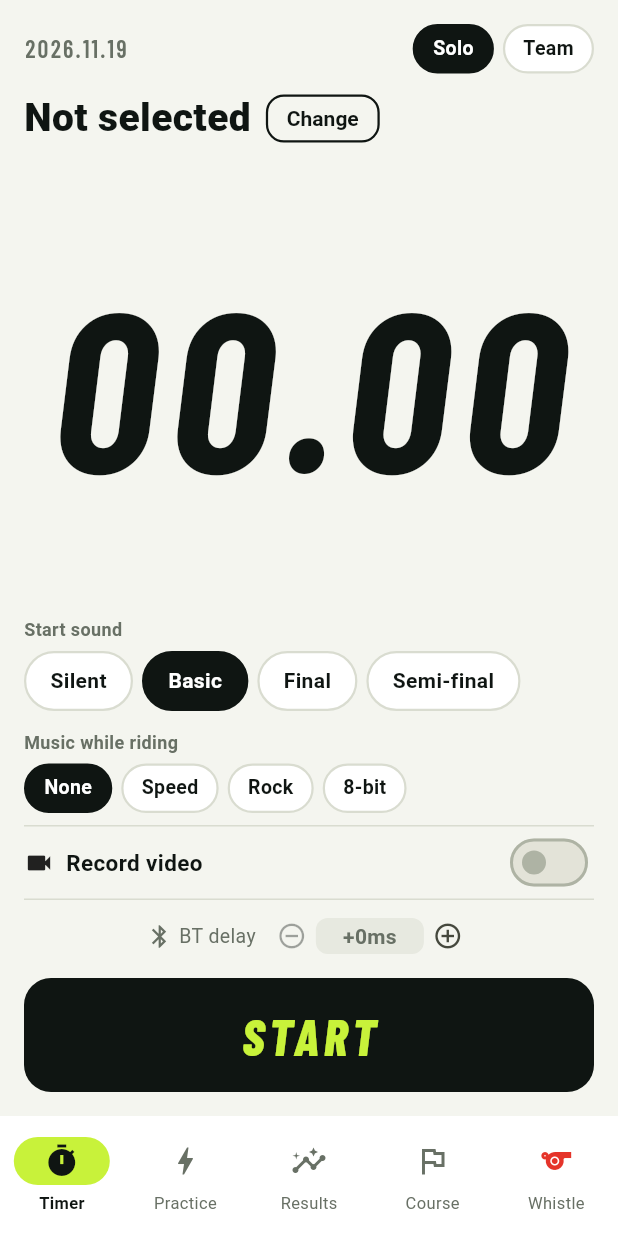
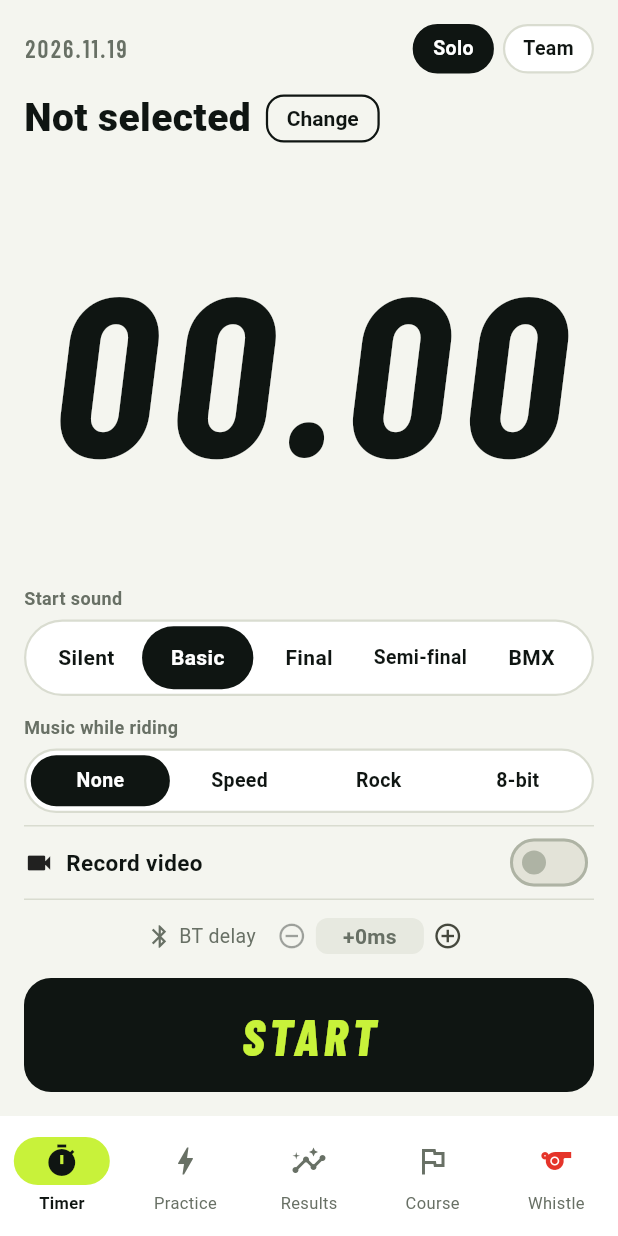
Before and after one commit to lfb15345-del/runbike-timer, a Flutter app: the screen it shows after launch, on a phone screen of 412 x 824 dp. Run offline on Flutter 3.47's test engine with Material 3 defaults, Android fonts, the phone set to English and light mode, and no system bars; our stand-ins replace audioplayers, camera, in_app_review, shared_preferences, sqflite, wakelock_plus; missing offline and left inert: dart:html, dart:js_interop, gal; accounts and stored records are empty; statements that could not run were skipped.

Commit message:
BMX式ランダムスタート音を追加・選択ボタンを1行に（v1.2.1）
- スタート音に「BMX」を追加（UCIルールの 632Hz ピッ×3 → ピーー、待ち時間ランダム、ゲートが倒れる音つき）
- BMXのときはGOまでの進み具合バーを出さない（いつ鳴るか分からない練習のため）
- スタート音・BGM・路面・天気の選択ボタンを、折り返さない1行の切り替えボタンに変更

Co-Authored-By: Claude Opus 5.5 <noreply@anthropic.com>
Claude-Session: https://claude.ai/code/session_01KvEyQmseUmJevhJUopBfKx

```diff
--- a/lib/constants/sound_config.dart
+++ b/lib/constants/sound_config.dart
@@ -1,3 +1,5 @@
+import 'dart:math';
+
 /// スタート音の定義（1音 = ファイル + オフセット + 表示名）
 /// これまで計測画面と練習画面に別々に書かれていた定義をここに一元化
 class StartSound {
@@ -44,8 +46,42 @@ class SoundConfig {
     offsetMs: 20050,
   );
 
+  /// BMX式ランダムスタート（UCIルールのゲート合図: ピッ・ピッ・ピッ・ピーー）
+  /// 画面では1つのボタン。実際に鳴らす音は、待ち時間の違う6種類から毎回ランダムに選ぶ
+  /// （ここの assetPath / offsetMs は代表値。鳴らすときは forPlay() で選び直す）
+  static const bmx = StartSound(
+    key: 'bmx',
+    label: 'BMX',
+    assetPath: 'sounds/bmx_1.wav',
+    offsetMs: 1960,
+  );
+
+  /// BMXの音の種類（ファイル名と、再生開始から「ピーー」が鳴り始めるまでの時間）
+  /// 待ち時間: 1.5秒 + ランダム0.1〜2.7秒（UCIルール）→ ピッ(0) ピッ(120) ピッ(240) ピーー(360ms〜2.25秒)
+  static const bmxVariants = [
+    StartSound(key: 'bmx', label: 'BMX', assetPath: 'sounds/bmx_1.wav', offsetMs: 1960),
+    StartSound(key: 'bmx', label: 'BMX', assetPath: 'sounds/bmx_2.wav', offsetMs: 2460),
+    StartSound(key: 'bmx', label: 'BMX', assetPath: 'sounds/bmx_3.wav', offsetMs: 2960),
+    StartSound(key: 'bmx', label: 'BMX', assetPath: 'sounds/bmx_4.wav', offsetMs: 3460),
+    StartSound(key: 'bmx', label: 'BMX', assetPath: 'sounds/bmx_5.wav', offsetMs: 4060),
+    StartSound(key: 'bmx', label: 'BMX', assetPath: 'sounds/bmx_6.wav', offsetMs: 4560),
+  ];
+
+  static final Random _random = Random();
+
+  /// 実際に鳴らす音を決める（BMXのときだけ、毎回ランダムに1つ選ぶ）
+  static StartSound forPlay(StartSound sound) => sound.key == bmx.key
+      ? bmxVariants[_random.nextInt(bmxVariants.length)]
+      : sound;
+
   /// 画面に並べる順
-  static const all = [silent, basic, finalRace, semiFinal];
+  static const all = [silent, basic, finalRace, semiFinal, bmx];
+
+  /// 先読みしておく音（BMXの全種類を含む）
+  static List<StartSound> get allFiles => [
+        ...all.where((s) => s.key != bmx.key),
+        ...bmxVariants,
+      ];
 
   /// key から StartSound を引く（見つからなければ基本音）
   static StartSound byKey(String key) =>
--- a/lib/screens/measure_screen.dart
+++ b/lib/screens/measure_screen.dart
@@ -356,8 +356,10 @@ class _MeasureScreenState extends State<MeasureScreen>
     }
     final generation = ++_startGeneration;
 
+    // 実際に鳴らす音（BMXは毎回ランダムに待ち時間の違う音を選ぶ）
+    final sound = SoundConfig.forPlay(_selectedSound);
     // スタート音のオフセット + Bluetooth補正
-    final offset = _selectedSound.offsetMs + AppSettings.bluetoothOffsetMs;
+    final offset = sound.offsetMs + AppSettings.bluetoothOffsetMs;
 
     setState(() {
       _state = TimerState.countdown;
@@ -378,7 +380,7 @@ class _MeasureScreenState extends State<MeasureScreen>
 
     final DateTime measureStart;
 
-    if (_selectedSound.assetPath != null) {
+    if (sound.assetPath != null) {
       // READYの進み具合バーを、GO!までの時間ぴったりで動かす
       _countdownStartTime = DateTime.now();
       _countdownTotalMs = offset;
@@ -386,7 +388,7 @@ class _MeasureScreenState extends State<MeasureScreen>
       _readyController.forward(from: 0);
 
       final playStartTime = DateTime.now();
-      SoundService.playStartSound(_selectedSound);
+      SoundService.playStartSound(sound);
       measureStart = playStartTime.add(Duration(milliseconds: offset));
 
       final waitMs = measureStart.difference(DateTime.now()).inMilliseconds;
@@ -890,33 +892,28 @@ class _MeasureScreenState extends State<MeasureScreen>
         // --- スタート音 ---
         _sectionLabel(l.startSound),
         const SizedBox(height: 6),
-        Wrap(
-          spacing: 6,
-          runSpacing: 6,
-          children: SoundConfig.all.map((sound) {
-            return SelectPill(
-              label: Labels.startSound(l, sound.key),
-              selected: _selectedSound.key == sound.key,
-              onTap: () => setState(() => _selectedSound = sound),
-            );
-          }).toList(),
+        SegmentedPills(
+          options: SoundConfig.all
+              .map((sound) =>
+                  SegmentOption(sound.key, Labels.startSound(l, sound.key)))
+              .toList(),
+          selectedKey: _selectedSound.key,
+          onChanged: (key) =>
+              setState(() => _selectedSound = SoundConfig.byKey(key)),
         ),
         const SizedBox(height: 12),
 
         // --- 計測中BGM（走行の疾走感演出） ---
         _sectionLabel(l.runBgm),
         const SizedBox(height: 6),
-        Wrap(
-          spacing: 6,
-          runSpacing: 6,
-          children: MeasureBgmConfig.all.map((bgm) {
-            return SelectPill(
-              label: Labels.measureBgm(l, bgm.key),
-              compact: true,
-              selected: _selectedBgm.key == bgm.key,
-              onTap: () => setState(() => _selectedBgm = bgm),
-            );
-          }).toList(),
+        SegmentedPills(
+          compact: true,
+          options: MeasureBgmConfig.all
+              .map((bgm) => SegmentOption(bgm.key, Labels.measureBgm(l, bgm.key)))
+              .toList(),
+          selectedKey: _selectedBgm.key,
+          onChanged: (key) => setState(() => _selectedBgm =
+              MeasureBgmConfig.all.firstWhere((b) => b.key == key)),
         ),
         const SizedBox(height: 8),
         const Divider(height: 1),
@@ -1033,7 +1030,11 @@ class _MeasureScreenState extends State<MeasureScreen>
           ),
 
         // --- カウントダウン中: GO!までの進み具合バー + 中止 ---
+        // （BMXはいつ鳴るか分からないのが練習なので、進み具合バーは出さない）
         if (_state == TimerState.countdown) ...[
+          if (_selectedSound.key == SoundConfig.bmx.key)
+            const SizedBox(height: 8)
+          else
           AnimatedBuilder(
             animation: _readyController,
             builder: (context, _) => ClipRRect(
--- a/lib/services/sound_service.dart
+++ b/lib/services/sound_service.dart
@@ -25,12 +25,12 @@ class SoundService {
   /// 全スタート音をプリロード（アプリ起動時・画面表示時に呼ぶ）
   static Future<void> preloadStartSounds() async {
     if (kIsWeb) {
-      for (final sound in SoundConfig.all) {
+      for (final sound in SoundConfig.allFiles) {
         final filename = sound.webFilename;
         if (filename != null) WebAudioService.preloadSound(filename);
       }
     } else {
-      for (final sound in SoundConfig.all) {
+      for (final sound in SoundConfig.allFiles) {
         final path = sound.assetPath;
         if (path != null) {
           try {
--- a/lib/widgets/select_pill.dart
+++ b/lib/widgets/select_pill.dart
@@ -71,3 +71,96 @@ class SelectPill extends StatelessWidget {
     );
   }
 }
+
+/// 1行の切り替えボタンの選択肢（key = 保存用の値、label = 画面に出す文字）
+class SegmentOption {
+  final String key;
+  final String label;
+  final IconData? icon;
+  const SegmentOption(this.key, this.label, {this.icon});
+}
+
+/// 選択肢を「1行」に等分して並べる切り替えボタン（折り返さない）。
+/// 文字が長い言語（タイ語など）でも、自動で少し小さくして必ず1行に収める。
+class SegmentedPills extends StatelessWidget {
+  final List<SegmentOption> options;
+  final String selectedKey;
+
+  /// null のとき操作不可（薄く表示）
+  final ValueChanged<String>? onChanged;
+
+  /// true で一回り小さくする
+  final bool compact;
+
+  const SegmentedPills({
+    super.key,
+    required this.options,
+    required this.selectedKey,
+    required this.onChanged,
+    this.compact = false,
+  });
+
+  @override
+  Widget build(BuildContext context) {
+    final height = compact ? 34.0 : 42.0;
+    return Opacity(
+      opacity: onChanged == null ? 0.45 : 1,
+      child: Container(
+        padding: const EdgeInsets.all(3),
+        decoration: BoxDecoration(
+          color: Colors.white,
+          borderRadius: BorderRadius.circular(999),
+          border: Border.all(color: AppTheme.line, width: 1.5),
+        ),
+        child: Row(
+          children: options.map((option) {
+            final selected = option.key == selectedKey;
+            final foreground = selected ? Colors.white : AppTheme.ink;
+            return Expanded(
+              child: GestureDetector(
+                onTap: onChanged == null ? null : () => onChanged!(option.key),
+                behavior: HitTestBehavior.opaque,
+                child: AnimatedContainer(
+                  duration: const Duration(milliseconds: 140),
+                  curve: Curves.easeOut,
+                  height: height,
+                  alignment: Alignment.center,
+                  padding: const EdgeInsets.symmetric(horizontal: 6),
+                  decoration: BoxDecoration(
+                    color: selected ? AppTheme.ink : Colors.transparent,
+                    borderRadius: BorderRadius.circular(999),
+                  ),
+                  // 長い文字は自動で縮めて1行に収める
+                  child: FittedBox(
+                    fit: BoxFit.scaleDown,
+                    child: Row(
+                      mainAxisSize: MainAxisSize.min,
+                      children: [
+                        if (option.icon != null) ...[
+                          Icon(option.icon,
+                              size: compact ? 14 : 16,
+                              color: selected ? AppTheme.volt : AppTheme.muted),
+                          const SizedBox(width: 4),
+                        ],
+                        Text(
+                          option.label,
+                          maxLines: 1,
+                          style: TextStyle(
+                            fontSize: compact ? 13 : 14,
+                            fontWeight: FontWeight.bold,
+                            color: foreground,
+                            height: 1.2,
+                          ),
+                        ),
+                      ],
+                    ),
+                  ),
+                ),
+              ),
+            );
+          }).toList(),
+        ),
+      ),
+    );
+  }
+}
--- a/pubspec.yaml
+++ b/pubspec.yaml
@@ -1,7 +1,7 @@
 name: runbike_app
 description: "ランバイク練習・タイム計測アプリ"
 publish_to: 'none'
-version: 1.2.0+18
+version: 1.2.1+19
 
 environment:
   sdk: ^3.11.1
```
Also changed, not shown: lib/screens/course_screen.dart (+15 -18 lines), lib/screens/practice_screen.dart (+9 -16 lines), 8 other files.
